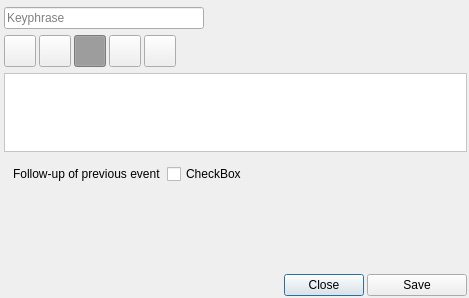
Above: ui/backstory_editor_dialog.ui from zkovari/plotlyst before the change. Below: the same form after it.
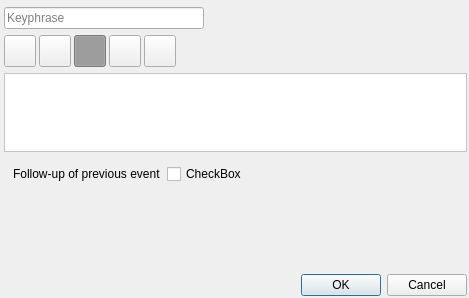
That is the form after the change. Custom widgets are drawn as their Qt base class.

Commit message: Replace custom dialog buttons with default ones, closes #240, closes #239

Patch:
```diff
--- a/ui/backstory_editor_dialog.ui
+++ b/ui/backstory_editor_dialog.ui
@@ -395,68 +395,11 @@
     </spacer>
    </item>
    <item>
-    <layout class="QHBoxLayout" name="horizontalLayout_2">
-     <item>
-      <spacer name="horizontalSpacer">
-       <property name="orientation">
-        <enum>Qt::Horizontal</enum>
-       </property>
-       <property name="sizeHint" stdset="0">
-        <size>
-         <width>40</width>
-         <height>20</height>
-        </size>
-       </property>
-      </spacer>
-     </item>
-     <item>
-      <widget class="QPushButton" name="btnClose">
-       <property name="minimumSize">
-        <size>
-         <width>80</width>
-         <height>0</height>
-        </size>
-       </property>
-       <property name="cursor">
-        <cursorShape>PointingHandCursor</cursorShape>
-       </property>
-       <property name="text">
-        <string>Close</string>
-       </property>
-       <property name="shortcut">
-        <string>Esc</string>
-       </property>
-       <property name="base" stdset="0">
-        <bool>true</bool>
-       </property>
-      </widget>
-     </item>
-     <item>
-      <widget class="QPushButton" name="btnSave">
-       <property name="minimumSize">
-        <size>
-         <width>100</width>
-         <height>0</height>
-        </size>
-       </property>
-       <property name="cursor">
-        <cursorShape>PointingHandCursor</cursorShape>
-       </property>
-       <property name="text">
-        <string>Save</string>
-       </property>
-       <property name="shortcut">
-        <string>Return</string>
-       </property>
-       <property name="positive" stdset="0">
-        <bool>true</bool>
-       </property>
-       <property name="base" stdset="0">
-        <bool>true</bool>
-       </property>
-      </widget>
-     </item>
-    </layout>
+    <widget class="QDialogButtonBox" name="buttonBox">
+     <property name="standardButtons">
+      <set>QDialogButtonBox::Cancel|QDialogButtonBox::Ok</set>
+     </property>
+    </widget>
    </item>
   </layout>
  </widget>
```
Left out of the diff: 35 changed lines with no effect on the pictures. The commit also changes 5 other files.
